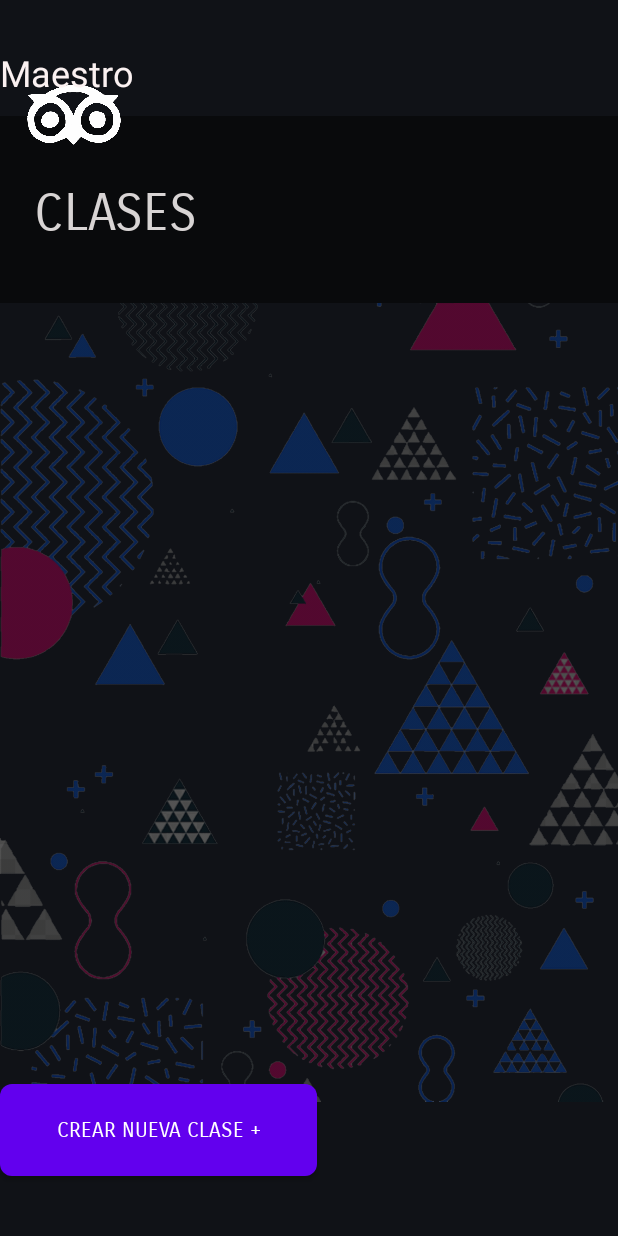
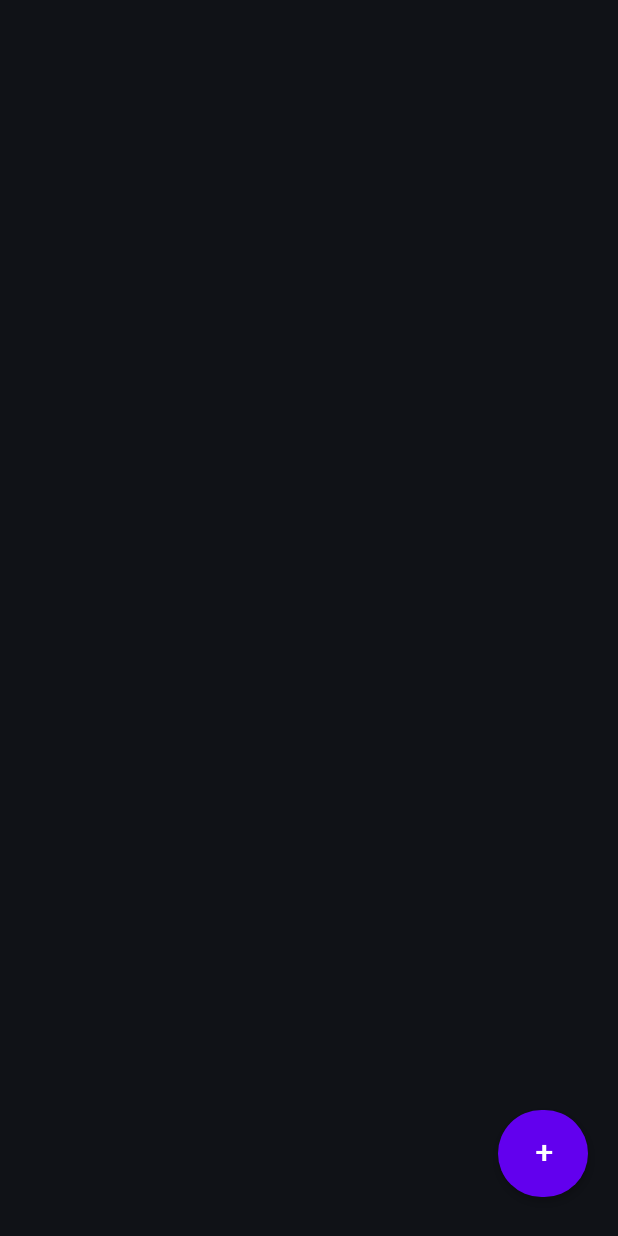
Before and after one commit to QbinVA/Asistify, an Android app: the menumaestro screen opened directly, with no data from a screen before it, on a phone screen of 412 x 824 dp. Run offline under Robolectric (Android 15) with nearby library versions, the phone set to English and light mode, and no system bars.

Commit message:
quite el logo de la empresa en logosplash, y replique el boton con popup y alert en el menumaestro

```diff
--- a/app/src/main/res/layout/activity_menumaestro.xml
+++ b/app/src/main/res/layout/activity_menumaestro.xml
@@ -5,78 +5,20 @@
     android:layout_width="match_parent"
     android:layout_height="match_parent"
     android:background="#101217"
-    android:visibility="visible"
-    tools:context=".menumaestro"
-    tools:visibility="visible">
-
-    <ImageView
-        android:id="@+id/imageView11"
-        android:layout_width="413dp"
-        android:layout_height="849dp"
-        android:background="#00322626"
-        android:tint="#B50C0C0C"
-        app:srcCompat="@drawable/fofo"
-        tools:ignore="ContentDescription,MissingConstraints,UseAppTint,VisualLintBounds,ImageContrastCheck"
-        tools:layout_editor_absoluteX="9dp"
-        tools:layout_editor_absoluteY="0dp" />
-
-    <ImageView
-        android:id="@+id/imageView12"
-        android:layout_width="wrap_content"
-        android:layout_height="wrap_content"
-        android:tint="#090A0C"
-        app:srcCompat="@drawable/kbeson"
-        tools:layout_editor_absoluteX="0dp"
-        tools:layout_editor_absoluteY="-100dp"
-        tools:ignore="ContentDescription,MissingConstraints,UseAppTint,VisualLintBounds" />
-
-    <TextView
-        android:id="@+id/textView"
-        style="@style/Widget.AppCompat.TextView"
-        android:layout_width="278dp"
-        android:layout_height="64dp"
-        android:layout_marginTop="56dp"
-        android:fontFamily="sans-serif-smallcaps"
-        android:text="CLASES"
-        android:textColor="#D8D4D4"
-        android:textSize="34sp"
-        app:layout_constraintEnd_toEndOf="parent"
-        app:layout_constraintHorizontal_bias="0.171"
-        app:layout_constraintStart_toStartOf="parent"
-        app:layout_constraintTop_toBottomOf="@+id/textView2"
-        tools:ignore="HardcodedText,MissingConstraints" />
-
-    <ImageView
-        android:id="@+id/imageView7"
-        android:layout_width="98dp"
-        android:layout_height="158dp"
-        app:srcCompat="@drawable/fototio"
-        tools:layout_editor_absoluteX="0dp"
-        tools:layout_editor_absoluteY="-30dp"
-        tools:ignore="MissingConstraints" />
-
-    <TextView
-        android:id="@+id/textView2"
-        android:layout_width="118dp"
-        android:layout_height="33dp"
-        android:layout_marginTop="32dp"
-        android:text="Maestro"
-        android:textColor="#FBF1F1"
-        android:textSize="24sp"
-        app:layout_constraintTop_toTopOf="parent"
-        tools:ignore="HardcodedText,MissingConstraints,TextSizeCheck"
-        tools:layout_editor_absoluteX="98dp" />
+    tools:context=".menumaestro">
 
     <Button
-        android:id="@+id/button"
-        android:layout_width="211dp"
-        android:layout_height="61dp"
-        android:layout_marginBottom="40dp"
-        android:background="@drawable/button_styles"
+        android:id="@+id/btnCrear"
+        android:layout_width="60dp"
+        android:layout_height="58dp"
+        android:layout_marginEnd="20dp"
+        android:layout_marginBottom="26dp"
+        android:background="@drawable/botonunirse"
         android:fontFamily="sans-serif-smallcaps"
-        android:text="Crear Nueva Clase +"
+        android:text="+"
+        android:textSize="24sp"
+        android:textStyle="bold"
         app:layout_constraintBottom_toBottomOf="parent"
-        tools:ignore="HardcodedText,MissingConstraints,TextSizeCheck,TextSizeCheck"
-        tools:layout_editor_absoluteX="111dp" />
-
+        app:layout_constraintEnd_toEndOf="parent"
+        tools:ignore="MissingConstraints" />
 </androidx.constraintlayout.widget.ConstraintLayout>
--- /dev/null
+++ b/app/src/main/res/menu/menudo.xml
@@ -0,0 +1,6 @@
+<?xml version="1.0" encoding="utf-8"?>
+<menu xmlns:android="http://schemas.android.com/apk/res/android">
+    <item
+        android:id="@+id/option_dialogo"
+        android:title="@string/crearclase" />
+</menu>
--- a/app/src/main/res/values/strings.xml
+++ b/app/src/main/res/values/strings.xml
@@ -4,4 +4,5 @@
     <string name="unirse_a_una_clase">Unirse a una clase</string>
     <string name="unirse_di_logo" />
     <string name="unirse" />
+    <string name="crearclase">Crear una clase</string>
 </resources>
```
Also changed, not shown: app/src/main/java/com/example/asistify/menumaestro.java (+54 -0 lines), app/src/main/res/layout/activity_logosplash.xml (+0 -16 lines).
